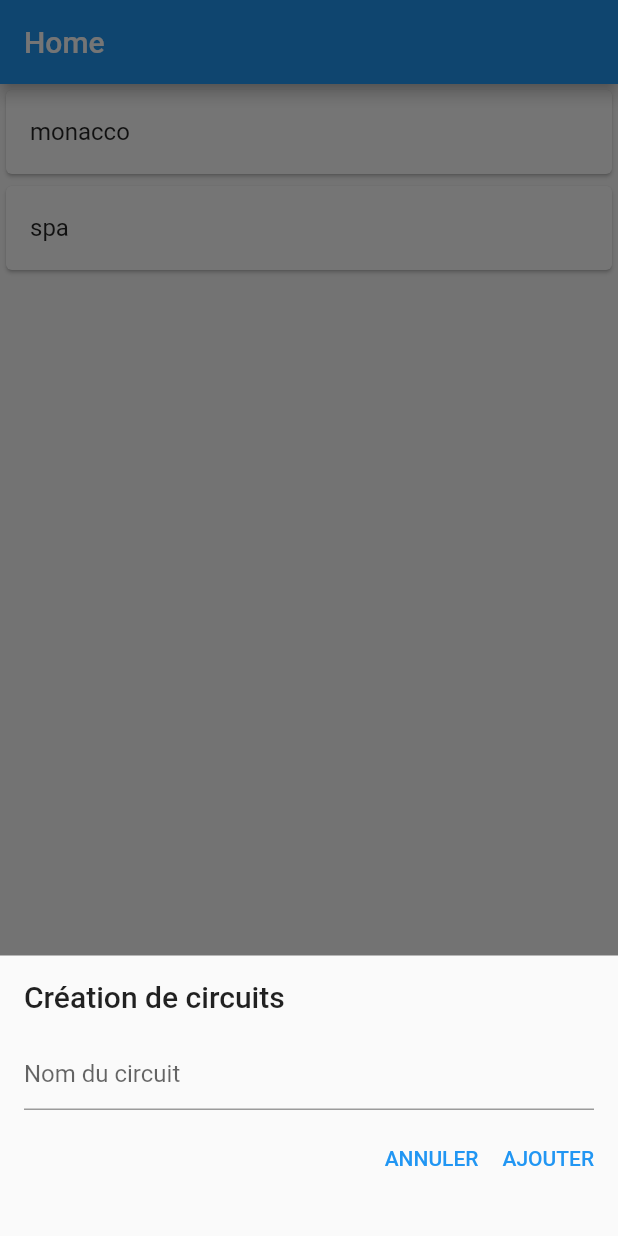
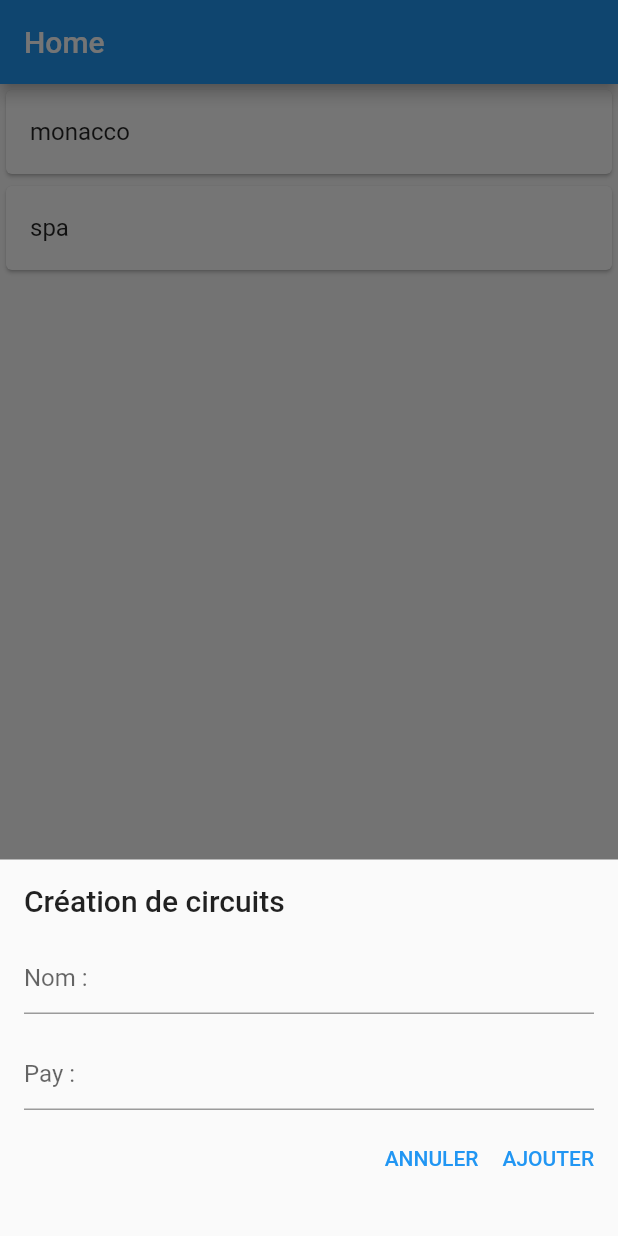
Before and after one commit to NicolasR64/F1ManagerFlutter, a Flutter app: the screen it shows after launch, item 2 of the bottom bar chosen, after a tap on the "add" icon, on a phone screen of 412 x 824 dp. Run offline on Flutter 3.47's test engine with Material 2 defaults, Android fonts, the phone set to English and light mode, and no system bars; our stand-ins replace bloc, equatable, flutter_bloc, sqflite; accounts and stored records are empty.

Commit message:
add new input and event

```diff
--- a/lib/components/add_circuit_component.dart
+++ b/lib/components/add_circuit_component.dart
@@ -1,14 +1,18 @@
+import 'package:f1_project_manager/screens/services/addCircuit/add_circuit_bloc.dart';
 import 'package:flutter/cupertino.dart';
 import 'package:flutter/material.dart';
+import 'package:flutter_bloc/flutter_bloc.dart';
 
 class AddCircuitComponent extends StatelessWidget {
   AddCircuitComponent({Key? key}) : super(key: key);
 
-  final TextEditingController _controller = TextEditingController();
+  final TextEditingController _controllerNom = TextEditingController();
+  final TextEditingController _controllerPays = TextEditingController();
 
   @override
   void dispose(){
-    _controller.dispose();
+    _controllerNom.dispose();
+    _controllerPays.dispose();
   }
 
   void _modal(BuildContext context) => showModalBottomSheet(
@@ -27,9 +31,18 @@ class AddCircuitComponent extends StatelessWidget {
                 Padding(
                     padding: const EdgeInsets.all(8.0),
                     child: TextField(
-                        controller: _controller,
+                        controller: _controllerNom,
                         decoration: const InputDecoration(
-                            hintText: "Nom du circuit"
+                            hintText: "Nom :"
+                        )
+                    )
+                ),
+                Padding(
+                    padding: const EdgeInsets.all(8.0),
+                    child: TextField(
+                        controller: _controllerPays,
+                        decoration: const InputDecoration(
+                            hintText: "Pay :"
                         )
                     )
                 ),
@@ -48,12 +61,11 @@ class AddCircuitComponent extends StatelessWidget {
                         ),
                         TextButton(
                             onPressed: () {
-                              // TO DO check data
-                              if(_controller.text.isNotEmpty){
-                                // TO DO
-                                // Delete print
-                                print(_controller.text);
-                                Navigator.pop(context);
+                              Navigator.pop(context);
+                              if(_controllerNom.text.isNotEmpty && _controllerPays.text.isNotEmpty){
+                                context.read<AddCircuitBloc>().add(OnAddCircuitEvent(circuitNom: _controllerNom.text,circuitPays: _controllerPays.text ));
+                                _controllerNom.clear();
+                                _controllerPays.clear();
                               } else {
                                 ScaffoldMessenger.of(context).showSnackBar(
                                   const SnackBar(
--- a/lib/main.dart
+++ b/lib/main.dart
@@ -2,6 +2,7 @@ import 'package:f1_project_manager/repositories/circuit_repo.dart';
 import 'package:f1_project_manager/screens/HomeScreen.dart';
 import 'package:f1_project_manager/screens/models/Circuit.dart';
 import 'package:f1_project_manager/screens/services/ListCircuit/list_circuit_bloc.dart';
+import 'package:f1_project_manager/screens/services/addCircuit/add_circuit_bloc.dart';
 import 'package:flutter/material.dart';
 import 'package:flutter_bloc/flutter_bloc.dart';
 
--- a/lib/screens/services/addCircuit/add_circuit_bloc.dart
+++ b/lib/screens/services/addCircuit/add_circuit_bloc.dart
@@ -1,15 +1,17 @@
 import 'dart:async';
 
 import 'package:bloc/bloc.dart';
+import 'package:equatable/equatable.dart';
 import 'package:meta/meta.dart';
 
 part 'add_circuit_event.dart';
 part 'add_circuit_state.dart';
 
 class AddCircuitBloc extends Bloc<AddCircuitEvent, AddCircuitState> {
-  AddCircuitBloc() : super(AddCircuitInitial()) {
-    on<AddCircuitEvent>((event, emit) {
-      // TODO: implement event handler
+  AddCircuitBloc() : super(AddCircuitInitialStage()) {
+    on<OnAddCircuitEvent>((event, emit) {
+      print(event.circuitNom);
+      print(event.circuitPays);
     });
   }
 }
--- a/lib/screens/services/addCircuit/add_circuit_event.dart
+++ b/lib/screens/services/addCircuit/add_circuit_event.dart
@@ -1,4 +1,19 @@
 part of 'add_circuit_bloc.dart';
 
 @immutable
-abstract class AddCircuitEvent {}
+abstract class AddCircuitEvent extends Equatable {
+  const AddCircuitEvent();
+
+  @override
+  List<Object> get props => [];
+}
+
+class OnAddCircuitEvent extends AddCircuitEvent {
+  final String circuitNom;
+  final String circuitPays;
+
+  const OnAddCircuitEvent({
+    required this.circuitNom,
+    required this.circuitPays,
+  });
+}
--- a/lib/screens/services/addCircuit/add_circuit_state.dart
+++ b/lib/screens/services/addCircuit/add_circuit_state.dart
@@ -1,6 +1,11 @@
 part of 'add_circuit_bloc.dart';
 
 @immutable
-abstract class AddCircuitState {}
+abstract class AddCircuitState extends Equatable {
+  const AddCircuitState();
 
-class AddCircuitInitial extends AddCircuitState {}
+  @override
+  List<Object> get props => [];
+}
+
+class AddCircuitInitialStage extends AddCircuitState {}
```
